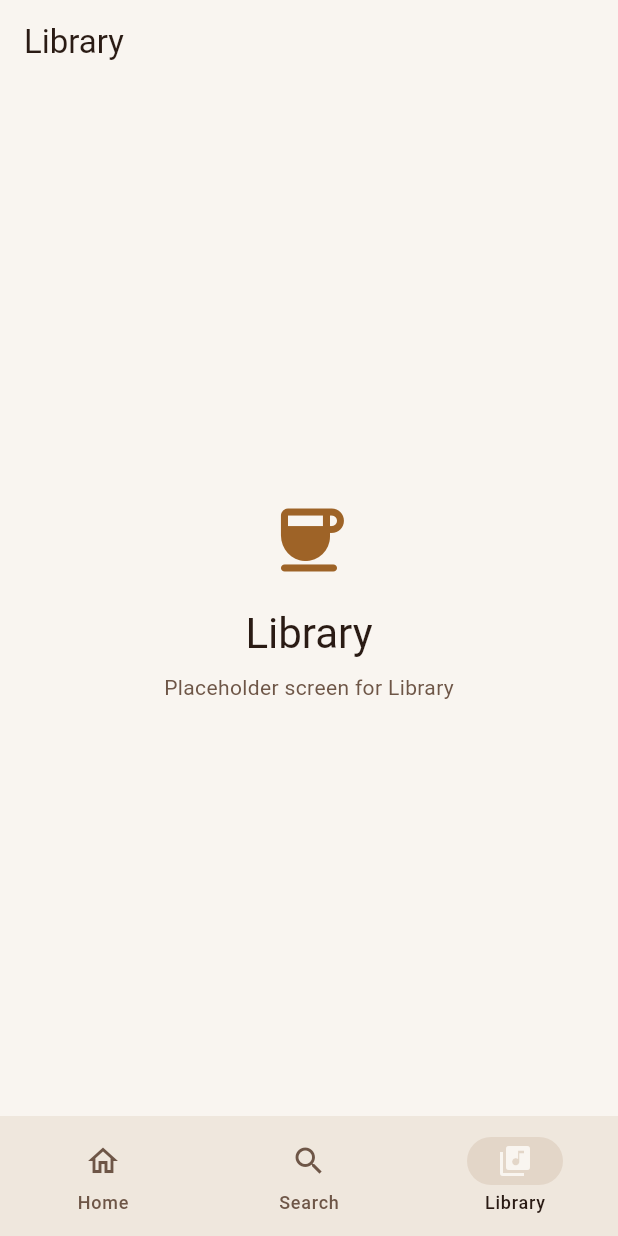
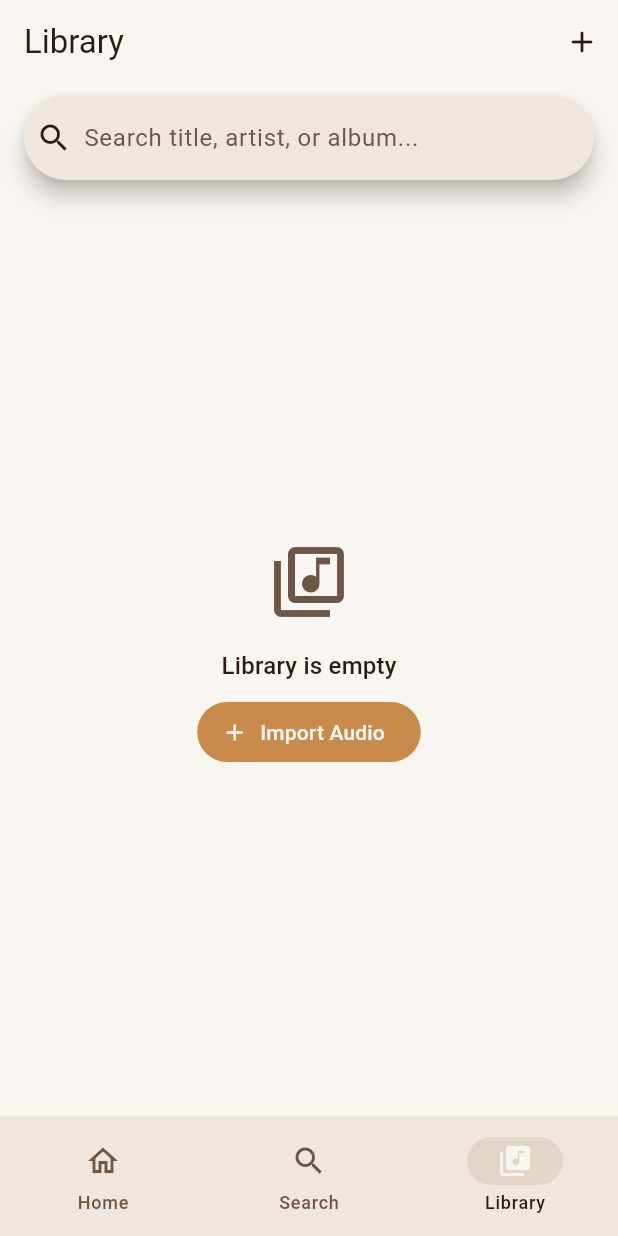
Before and after one commit to SaisreenathV/Mocha, a Flutter app: the screen it shows after launch, item 3 of the bottom bar chosen, on a phone screen of 412 x 824 dp. Run offline on Flutter 3.47's test engine with Material 3 defaults, Android fonts, the phone set to English and light mode, and no system bars; our stand-ins replace audio_service, drift, file_picker, flutter_riverpod, go_router, permission_handler; missing offline and left inert: audio_metadata_reader, audio_session, flutter_soloud; accounts and stored records are empty; generated files the repository leaves out were written again; statements that could not run were skipped.

Commit message:
feat(library): add LibraryScreen, wire AppDatabase in main, and update route
- Add LibraryScreen with reactive Drift watch stream, search bar, file/folder importer, and Song/Sound chip toggle
- Initialize AppDatabase in lib/main.dart
- Wire /library route to LibraryScreen in lib/app.dart

```diff
--- a/lib/app.dart
+++ b/lib/app.dart
@@ -3,6 +3,7 @@ import 'package:flutter_riverpod/flutter_riverpod.dart';
 import 'package:go_router/go_router.dart';
 import 'core/shell/adaptive_shell.dart';
 import 'core/theme/mocha_theme.dart';
+import 'features/library/library_screen.dart';
 import 'features/noise/noise_studio_screen.dart';
 import 'features/placeholder_screen.dart';
 
@@ -23,7 +24,7 @@ final routerProvider = Provider<GoRouter>((ref) {
           ),
           GoRoute(
             path: '/library',
-            builder: (context, state) => const PlaceholderScreen(title: 'Library'),
+            builder: (context, state) => const LibraryScreen(),
           ),
           GoRoute(
             path: '/noise',
--- /dev/null
+++ b/lib/features/library/library_screen.dart
@@ -0,0 +1,200 @@
+import 'dart:io';
+import 'package:flutter/material.dart';
+import 'package:flutter_riverpod/flutter_riverpod.dart';
+import '../../data/database.dart';
+import '../../data/providers.dart';
+
+class LibraryScreen extends ConsumerStatefulWidget {
+  const LibraryScreen({super.key});
+
+  @override
+  ConsumerState<LibraryScreen> createState() => _LibraryScreenState();
+}
+
+class _LibraryScreenState extends ConsumerState<LibraryScreen> {
+  final _searchController = TextEditingController();
+  String _query = '';
+  bool _isImporting = false;
+
+  @override
+  void dispose() {
+    _searchController.dispose();
+    super.dispose();
+  }
+
+  Future<void> _handleImport() async {
+    final importer = ref.read(importerProvider);
+    setState(() => _isImporting = true);
+
+    if (Platform.isLinux && mounted) {
+      final choice = await showModalBottomSheet<String>(
+        context: context,
+        builder: (ctx) => SafeArea(
+          child: Wrap(
+            children: [
+              ListTile(
+                leading: const Icon(Icons.audio_file_outlined),
+                title: const Text('Pick Audio Files'),
+                onTap: () => Navigator.pop(ctx, 'files'),
+              ),
+              ListTile(
+                leading: const Icon(Icons.folder_open_outlined),
+                title: const Text('Scan Entire Folder'),
+                onTap: () => Navigator.pop(ctx, 'folder'),
+              ),
+            ],
+          ),
+        ),
+      );
+
+      int count = 0;
+      if (choice == 'folder') {
+        count = await importer.pickAndImportDirectory();
+      } else if (choice == 'files') {
+        count = await importer.pickAndImportFiles();
+      }
+      if (mounted) {
+        ScaffoldMessenger.of(context).showSnackBar(
+          SnackBar(content: Text('Imported $count tracks')),
+        );
+      }
+    } else {
+      final count = await importer.pickAndImportFiles();
+      if (mounted) {
+        ScaffoldMessenger.of(context).showSnackBar(
+          SnackBar(content: Text('Imported $count tracks')),
+        );
+      }
+    }
+
+    if (mounted) setState(() => _isImporting = false);
+  }
+
+  String _formatDuration(int? ms) {
+    if (ms == null || ms <= 0) return '--:--';
+    final duration = Duration(milliseconds: ms);
+    final minutes = duration.inMinutes;
+    final seconds = duration.inSeconds % 60;
+    return '$minutes:${seconds.toString().padLeft(2, '0')}';
+  }
+
+  @override
+  Widget build(BuildContext context) {
+    final tracksAsync = ref.watch(tracksStreamProvider(_query));
+    final db = ref.read(databaseProvider);
+    final theme = Theme.of(context);
+
+    return Scaffold(
+      appBar: AppBar(
+        title: const Text('Library'),
+        actions: [
+          IconButton(
+            icon: _isImporting
+                ? const SizedBox(
+                    width: 20,
+                    height: 20,
+                    child: CircularProgressIndicator(strokeWidth: 2),
+                  )
+                : const Icon(Icons.add_rounded),
+            tooltip: 'Import music',
+            onPressed: _isImporting ? null : _handleImport,
+          ),
+        ],
+      ),
+      body: Column(
+        children: [
+          Padding(
+            padding: const EdgeInsets.symmetric(horizontal: 16.0, vertical: 8.0),
+            child: SearchBar(
+              controller: _searchController,
+              hintText: 'Search title, artist, or album...',
+              leading: const Icon(Icons.search),
+              trailing: _query.isNotEmpty
+                  ? [
+                      IconButton(
+                        icon: const Icon(Icons.clear),
+                        onPressed: () {
+                          _searchController.clear();
+                          setState(() => _query = '');
+                        },
+                      ),
+                    ]
+                  : null,
+              onChanged: (val) => setState(() => _query = val),
+            ),
+          ),
+          Expanded(
+            child: tracksAsync.when(
+              data: (tracks) {
+                if (tracks.isEmpty) {
+                  return Center(
+                    child: Column(
+                      mainAxisAlignment: MainAxisAlignment.center,
+                      children: [
+                        Icon(
+                          Icons.library_music_outlined,
+                          size: 56,
+                          color: theme.colorScheme.onSurfaceVariant,
+                        ),
+                        const SizedBox(height: 16),
+                        Text(
+                          _query.isEmpty ? 'Library is empty' : 'No matching tracks',
+                          style: theme.textTheme.titleMedium,
+                        ),
+                        const SizedBox(height: 8),
+                        FilledButton.tonalIcon(
+                          icon: const Icon(Icons.add),
+                          label: const Text('Import Audio'),
+                          onPressed: _handleImport,
+                        ),
+                      ],
+                    ),
+                  );
+                }
+
+                return ListView.builder(
+                  itemCount: tracks.length,
+                  itemBuilder: (context, index) {
+                    final track = tracks[index];
+                    return ListTile(
+                      leading: CircleAvatar(
+                        backgroundColor: theme.colorScheme.surfaceContainerHigh,
+                        child: Icon(
+                          track.isSound
+                              ? Icons.graphic_eq_rounded
+                              : Icons.music_note_rounded,
+                          color: theme.colorScheme.primary,
+                        ),
+                      ),
+                      title: Text(
+                        track.title,
+                        maxLines: 1,
+                        overflow: TextOverflow.ellipsis,
+                      ),
+                      subtitle: Text(
+                        [
+                          if (track.artist != null) track.artist,
+                          if (track.album != null) track.album,
+                          _formatDuration(track.durationMs),
+                        ].join(' • '),
+                        maxLines: 1,
+                        overflow: TextOverflow.ellipsis,
+                      ),
+                      trailing: FilterChip(
+                        label: Text(track.isSound ? 'Sound' : 'Song'),
+                        selected: track.isSound,
+                        onSelected: (_) => db.toggleIsSound(track.id, track.isSound),
+                      ),
+                    );
+                  },
+                );
+              },
+              loading: () => const Center(child: CircularProgressIndicator()),
+              error: (err, stack) => Center(child: Text('Error: $err')),
+            ),
+          ),
+        ],
+      ),
+    );
+  }
+}
--- a/lib/main.dart
+++ b/lib/main.dart
@@ -3,10 +3,14 @@ import 'package:flutter/material.dart';
 import 'package:flutter_riverpod/flutter_riverpod.dart';
 import 'app.dart';
 import 'audio/soloud_audio_engine.dart';
+import 'data/database.dart';
+import 'data/providers.dart';
 import 'platform/mocha_audio_handler.dart';
 
 void main() async {
   WidgetsFlutterBinding.ensureInitialized();
+
+  globalAppDatabase = AppDatabase();
 
   final engine = SoLoudAudioEngine();
   globalAudioHandler = await AudioService.init(
```
